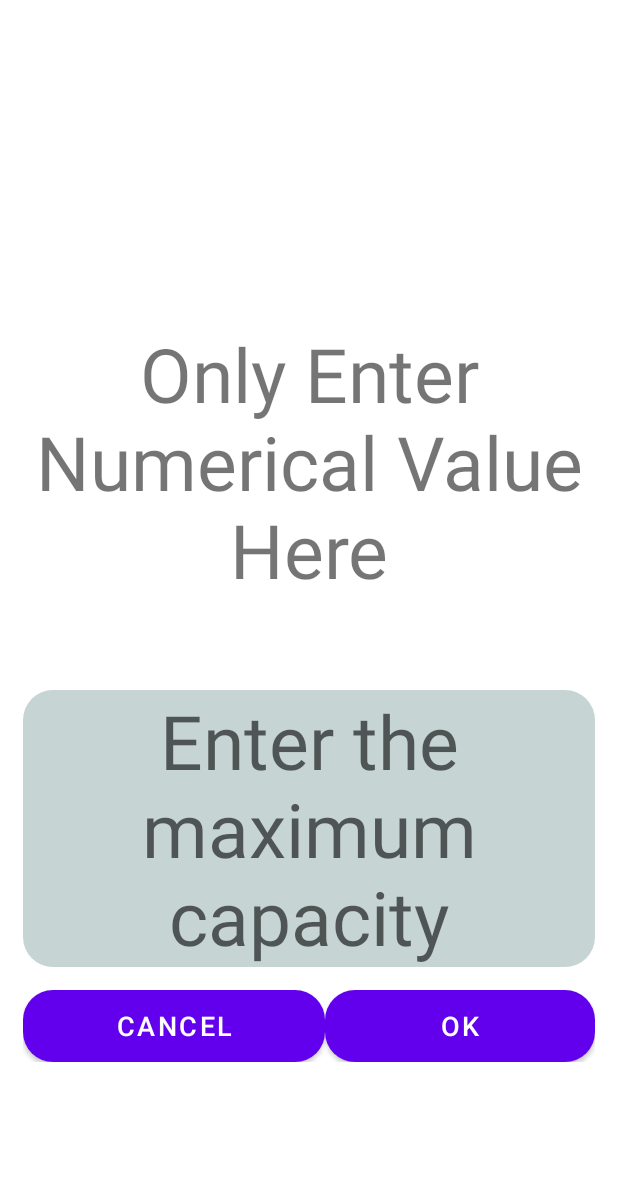
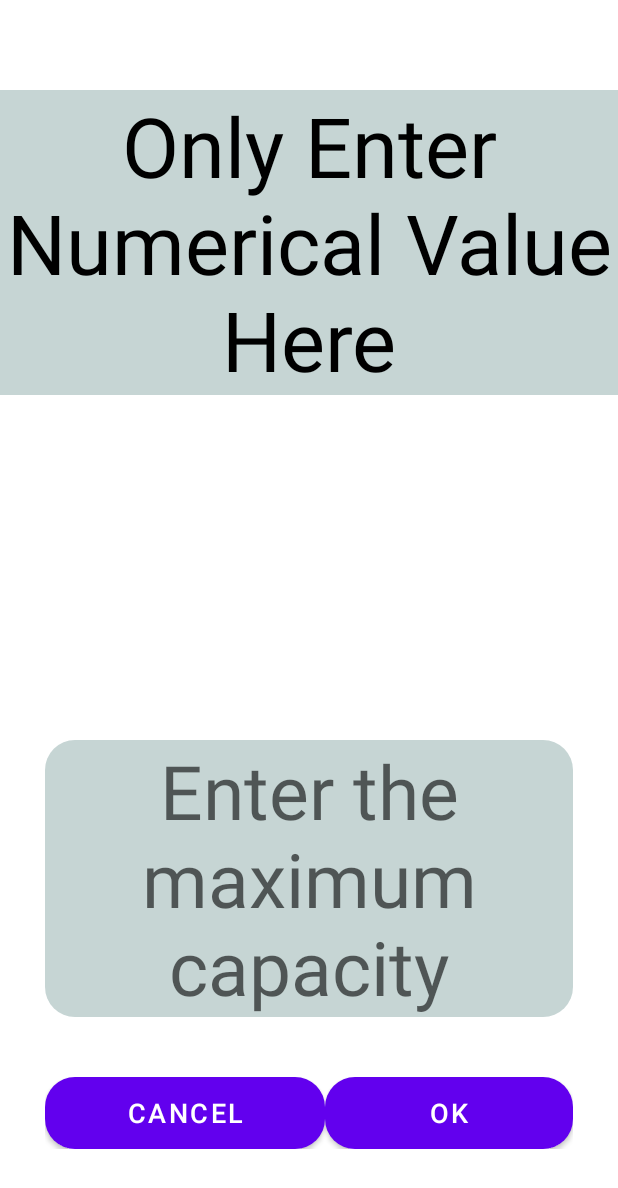
Before and after one commit to RahulM4/Occupancy_Monitoring_System, an Android app: the DialogBox screen opened directly, with no data from a screen before it, on a phone screen of 412 x 824 dp. Shown: the top 1188 px of the screen. Run offline under Robolectric (Android 15) with nearby library versions, the phone set to English and light mode, and no system bars; libraries missing offline, so code that uses them is left out: com.rahul.

Commit message:
Changes in dp/sp

```diff
--- a/app/src/main/res/layout/activity_admin_login.xml
+++ b/app/src/main/res/layout/activity_admin_login.xml
@@ -33,7 +33,7 @@
         android:layout_marginStart="20dp"
         android:layout_marginTop="200sp"
         android:layout_marginEnd="20dp"
-        android:background="@drawable/editext_background"
+        android:background="@drawable/et_text_background"
         android:drawableStart="@drawable/ic_baseline_email_24"
         android:drawablePadding="20dp"
         android:hint="Email ID"
@@ -52,13 +52,13 @@
         android:layout_below="@+id/admin_email"
         android:layout_centerHorizontal="true"
         android:layout_marginTop="50sp"
-        android:background="@drawable/editext_background"
+        android:background="@drawable/et_text_background"
         android:drawableStart="@drawable/ic_baseline_lock_24"
         android:drawablePadding="10dp"
         android:hint="Password"
+        android:inputType="textPassword"
         android:maxLength="20"
         android:maxLines="1"
-        android:inputType="textPassword"
         android:padding="10dp"
         android:textColor="@color/white"
         android:textColorHint="@color/white"
--- a/app/src/main/res/layout/activity_dialog_box.xml
+++ b/app/src/main/res/layout/activity_dialog_box.xml
@@ -1,51 +1,72 @@
 <?xml version="1.0" encoding="utf-8"?>
-<LinearLayout xmlns:android="http://schemas.android.com/apk/res/android"
-    android:orientation="vertical"
+<RelativeLayout xmlns:android="http://schemas.android.com/apk/res/android"
     android:layout_width="match_parent"
-    android:layout_height="match_parent"
-    android:padding="15dp">
+    android:layout_height="match_parent">
 
     <TextView
+        android:id="@+id/dialog_title"
         android:layout_width="match_parent"
         android:layout_height="wrap_content"
+        android:layout_gravity="center_horizontal"
+        android:layout_marginTop="60dp"
+        android:background="#524F7E79"
         android:text="Only Enter Numerical Value Here"
-        android:textSize="50sp"
-        android:layout_gravity="center_horizontal"
-        android:layout_marginTop="200dp"
-        android:textAlignment="center" />
+        android:textAlignment="center"
+        android:textColor="@color/black"
+        android:textSize="55sp" />
+
+    <LinearLayout
+        android:id="@+id/linearlayout_dialog"
+        android:layout_width="wrap_content"
+        android:layout_height="wrap_content"
+        android:layout_below="@+id/dialog_title"
+        android:layout_marginTop="100dp"
+        android:orientation="vertical"
+        android:layout_centerInParent="true"
+        android:padding="30dp">
 
         <EditText
             android:id="@+id/txt_input"
             android:layout_width="match_parent"
             android:layout_height="wrap_content"
-        android:layout_marginTop="60dp"
+            android:layout_below="@+id/dialog_title"
             android:layout_gravity="center_horizontal"
+            android:layout_marginTop="100dp"
+            android:background="@drawable/et_text_background"
             android:gravity="center"
-        android:background="@drawable/editext_background"
             android:hint="Enter the maximum capacity"
             android:textSize="50sp" />
 
         <LinearLayout
             android:layout_width="match_parent"
             android:layout_height="wrap_content"
-        android:layout_marginTop="15dp">
+            android:layout_below="@+id/linearlayout_dialog"
+            android:layout_marginTop="40dp"
+            android:orientation="horizontal">
+
             <Button
+                android:id="@+id/btn_cancel"
                 android:layout_width="wrap_content"
                 android:layout_height="wrap_content"
+                android:layout_weight="1"
                 android:background="@drawable/btn_background"
                 android:text="Cancel"
                 android:textColor="#ffffff"
-            android:textSize="18sp"
-            android:layout_weight="1"
-            android:id="@+id/btn_cancel"/>
+                android:textSize="18sp" />
+
             <Button
+                android:id="@+id/btn_ok"
                 android:layout_width="wrap_content"
                 android:layout_height="wrap_content"
+                android:layout_weight="1"
                 android:background="@drawable/btn_background"
                 android:text="Ok"
                 android:textColor="#ffffff"
-            android:textSize="18sp"
-            android:layout_weight="1"
-            android:id="@+id/btn_ok"/>
+                android:textSize="18sp" />
         </LinearLayout>
+
     </LinearLayout>
+
+
+
+</RelativeLayout>
```
Also changed, not shown: app/src/main/res/layout/activity_admin.xml (+11 -11 lines), app/src/main/res/layout/activity_help.xml (+14 -14 lines), app/src/main/res/layout/activity_home.xml (+23 -19 lines), app/src/main/res/layout/activity_login.xml (+49 -33 lines), app/src/main/res/layout/activity_mobileotp_verification.xml (+7 -6 lines), app/src/main/res/layout/activity_register.xml (+62 -32 lines), app/src/main/res/drawable/et_text_background.xml (renamed from app/src/main/res/drawable/editext_background.xml). Lines whose indentation alone changed are shown as unchanged.
